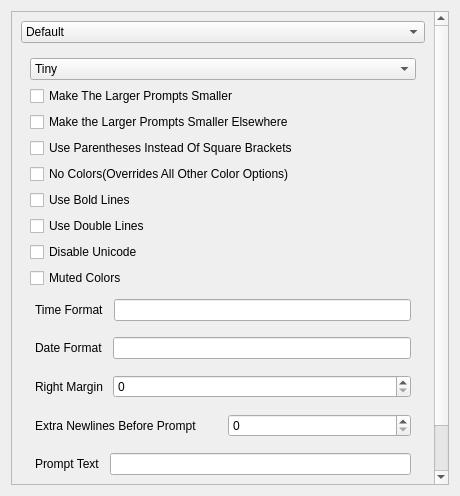
Before: the Qt Designer form application/prompttab_fix.ui in TheNiteCoder/mx-bashrc-config, drawn with Qt 5.
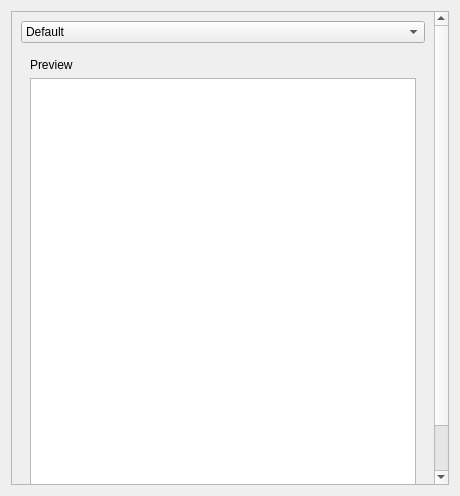
After: the same form once the commit is applied.

Commit message: Adding QTranslator support 	* Added basic qt locale support using the code from mx-tweak 	* Also added some code for a bash-config locale support but is commented out because I don't know where to point it to

Patch:
```diff
--- a/application/prompttab_fix.ui
+++ b/application/prompttab_fix.ui
@@ -33,8 +33,8 @@
        <rect>
         <x>0</x>
         <y>0</y>
-        <width>427</width>
-        <height>630</height>
+        <width>426</width>
+        <height>620</height>
        </rect>
       </property>
       <layout class="QVBoxLayout" name="verticalLayout_2">
@@ -58,7 +58,7 @@
        <item>
         <widget class="QStackedWidget" name="stackedWidget">
          <property name="currentIndex">
-          <number>0</number>
+          <number>2</number>
          </property>
          <widget class="QWidget" name="page_FancyPrompts">
           <layout class="QVBoxLayout" name="verticalLayout_3">
@@ -372,6 +372,20 @@
           </layout>
          </widget>
          <widget class="QWidget" name="page_2"/>
+         <widget class="QWidget" name="page_PromptBuilder">
+          <layout class="QVBoxLayout" name="verticalLayout_4">
+           <item>
+            <widget class="QLabel" name="label_PromptPreview">
+             <property name="text">
+              <string>Preview</string>
+             </property>
+            </widget>
+           </item>
+           <item>
+            <widget class="QTableView" name="tableView_PromptItems"/>
+           </item>
+          </layout>
+         </widget>
         </widget>
        </item>
       </layout>
```
Left out of the diff: 5 changed lines with no effect on the pictures. The commit also changes 2 other files.
